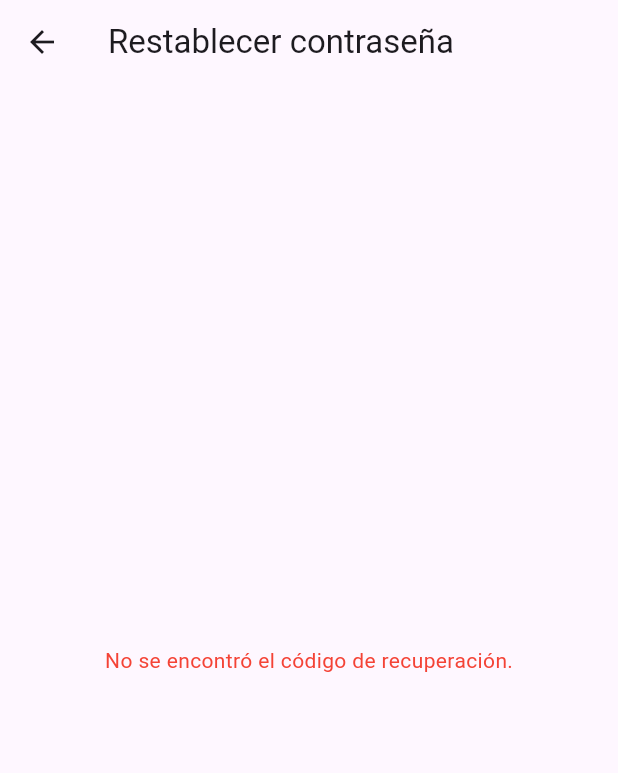
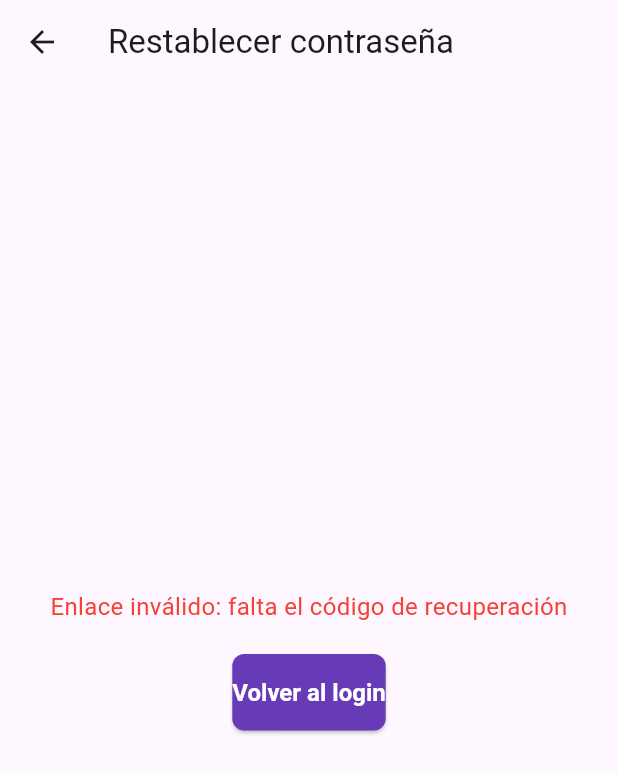
Before and after one commit to SRG-10/giltzapp, a Flutter app: the ResetPasswordPage screen opened by its route, on a phone screen of 412 x 824 dp. Shown: the top 773 px of the screen. Run offline on Flutter 3.47's test engine with Material 3 defaults, Android fonts, the phone set to English and light mode, and no system bars; our stand-ins replace supabase_flutter, web; accounts and stored records are empty.

Commit message:
reset_password_page_v3

```diff
--- a/lib/main.dart
+++ b/lib/main.dart
@@ -725,14 +725,14 @@ Future<void> _sendPasswordResetEmailAndShowSuccess(String email) async {
     );
   }
 
-  /*@override
+  @override
 void initState() {
   // Aquí puedes inicializar cualquier cosa que necesites antes de que el widget se construya
   super.initState();
-  _handleEmailConfirmation();
+  //_handleEmailConfirmation();
 }
 
-Future<void> _handleEmailConfirmation() async {
+/*Future<void> _handleEmailConfirmation() async {
   final uri = Uri.base;
   final code = uri.queryParameters['code'];
   if (code != null) {
--- a/lib/pages/reset_password_page.dart
+++ b/lib/pages/reset_password_page.dart
@@ -1,6 +1,8 @@
 // lib/pages/reset_password_page.dart
 import 'package:flutter/material.dart';
 import 'package:supabase_flutter/supabase_flutter.dart';
+import 'package:flutter/foundation.dart';
+import 'package:web/web.dart' as web; // Importación correcta del paquete web
 
 class ResetPasswordPage extends StatefulWidget {
   const ResetPasswordPage({Key? key}) : super(key: key);
@@ -25,19 +27,26 @@ class _ResetPasswordPageState extends State<ResetPasswordPage> {
   Future<void> _handleDeepLink() async {
     final uri = Uri.base;
     final code = uri.queryParameters['code'];
-    if (code != null) {
-      try {
-        final supabase = Supabase.instance.client;
-        await supabase.auth.exchangeCodeForSession(code);
-      } catch (e) {
-        setState(() {
-          _error = "El enlace no es válido o ha expirado.";
-        });
+
+    if (code == null) {
+      setState(() => _error = 'Enlace inválido: falta el código de recuperación');
+      return;
+    }
+
+    try {
+      final supabase = Supabase.instance.client;
+      await supabase.auth.exchangeCodeForSession(code);
+
+      // Limpia la URL después de procesar el código (solo en web)
+      if (kIsWeb) {
+        final currentUrl = web.window.location.href;
+        final newUrl = currentUrl.replaceAll('?code=$code', '');
+        web.window.history.replaceState(null, '', newUrl);
       }
-    } else {
-      setState(() {
-        _error = "No se encontró el código de recuperación.";
-      });
+    } on AuthException catch (e) {
+      setState(() => _error = 'Error de autenticación: ${e.message}');
+    } catch (e) {
+      setState(() => _error = 'El enlace ha expirado o es inválido');
     }
   }
 
@@ -49,20 +58,20 @@ class _ResetPasswordPageState extends State<ResetPasswordPage> {
       final response = await supabase.auth.updateUser(
         UserAttributes(password: _passwordController.text),
       );
+
       if (response.user != null) {
         ScaffoldMessenger.of(context).showSnackBar(
-          const SnackBar(content: Text('Contraseña actualizada. Inicia sesión.')),
+          const SnackBar(
+            content: Text('Contraseña actualizada. Inicia sesión.'),
+            duration: Duration(seconds: 5),
+          ),
         );
         Navigator.of(context).pushReplacementNamed('/login');
-      } else {
-        setState(() {
-          _error = "No se pudo actualizar la contraseña.";
-        });
       }
+    } on AuthException catch (e) {
+      setState(() => _error = 'Error al actualizar: ${e.message}');
     } catch (e) {
-      setState(() {
-        _error = "Error al actualizar la contraseña.";
-      });
+      setState(() => _error = 'Error inesperado al actualizar la contraseña');
     } finally {
       setState(() { _loading = false; });
     }
@@ -76,7 +85,21 @@ class _ResetPasswordPageState extends State<ResetPasswordPage> {
         child: Padding(
           padding: const EdgeInsets.all(24),
           child: _error != null
-              ? Text(_error!, style: const TextStyle(color: Colors.red))
+              ? Column(
+                  mainAxisSize: MainAxisSize.min,
+                  children: [
+                    Text(
+                      _error!,
+                      style: const TextStyle(color: Colors.red, fontSize: 16),
+                      textAlign: TextAlign.center,
+                    ),
+                    const SizedBox(height: 20),
+                    ElevatedButton(
+                      onPressed: () => Navigator.pushReplacementNamed(context, '/login'),
+                      child: const Text('Volver al login'),
+                    ),
+                  ],
+                )
               : Form(
                   key: _formKey,
                   child: Column(
@@ -84,38 +107,46 @@ class _ResetPasswordPageState extends State<ResetPasswordPage> {
                     children: [
                       TextFormField(
                         controller: _passwordController,
-                        decoration: const InputDecoration(labelText: 'Nueva contraseña'),
+                        decoration: const InputDecoration(
+                          labelText: 'Nueva contraseña',
+                          border: OutlineInputBorder(),
+                        ),
                         obscureText: true,
                         validator: (value) {
-                          if (value == null || value.isEmpty) {
-                            return 'Introduce una contraseña';
-                          }
-                          if (value.length < 12) {
-                            return 'Mínimo 12 caracteres';
-                          }
-                          // ...otros requisitos...
+                          if (value == null || value.isEmpty) return 'Introduce una contraseña';
+                          if (value.length < 12) return 'Mínimo 12 caracteres';
+                          if (!value.contains(RegExp(r'[A-Z]'))) return 'Al menos una mayúscula';
+                          if (!value.contains(RegExp(r'[!@#\$%^&*(),.?":{}|<>]'))) return 'Al menos un símbolo';
                           return null;
                         },
                       ),
                       const SizedBox(height: 16),
                       TextFormField(
                         controller: _confirmController,
-                        decoration: const InputDecoration(labelText: 'Confirmar contraseña'),
+                        decoration: const InputDecoration(
+                          labelText: 'Confirmar contraseña',
+                          border: OutlineInputBorder(),
+                        ),
                         obscureText: true,
                         validator: (value) {
-                          if (value != _passwordController.text) {
-                            return 'Las contraseñas no coinciden';
-                          }
+                          if (value != _passwordController.text) return 'Las contraseñas no coinciden';
                           return null;
                         },
                       ),
                       const SizedBox(height: 24),
-                      _loading
-                          ? const CircularProgressIndicator()
-                          : ElevatedButton(
-                              onPressed: _resetPassword,
-                              child: const Text('Actualizar contraseña'),
-                            ),
+                      SizedBox(
+                        width: double.infinity,
+                        child: ElevatedButton(
+                          onPressed: _loading ? null : _resetPassword,
+                          child: _loading
+                              ? const SizedBox(
+                                  width: 20,
+                                  height: 20,
+                                  child: CircularProgressIndicator(strokeWidth: 2),
+                                )
+                              : const Text('Actualizar contraseña'),
+                        ),
+                      ),
                     ],
                   ),
                 ),
--- a/pubspec.yaml
+++ b/pubspec.yaml
@@ -36,6 +36,7 @@ dependencies:
   cupertino_icons: ^1.0.8
   supabase_flutter: ^2.9.0
   google_sign_in: ^6.3.0
+  web: ^1.1.1
 
 dev_dependencies:
   flutter_test:
```
Also changed, not shown: pubspec.lock, vercel.json.
